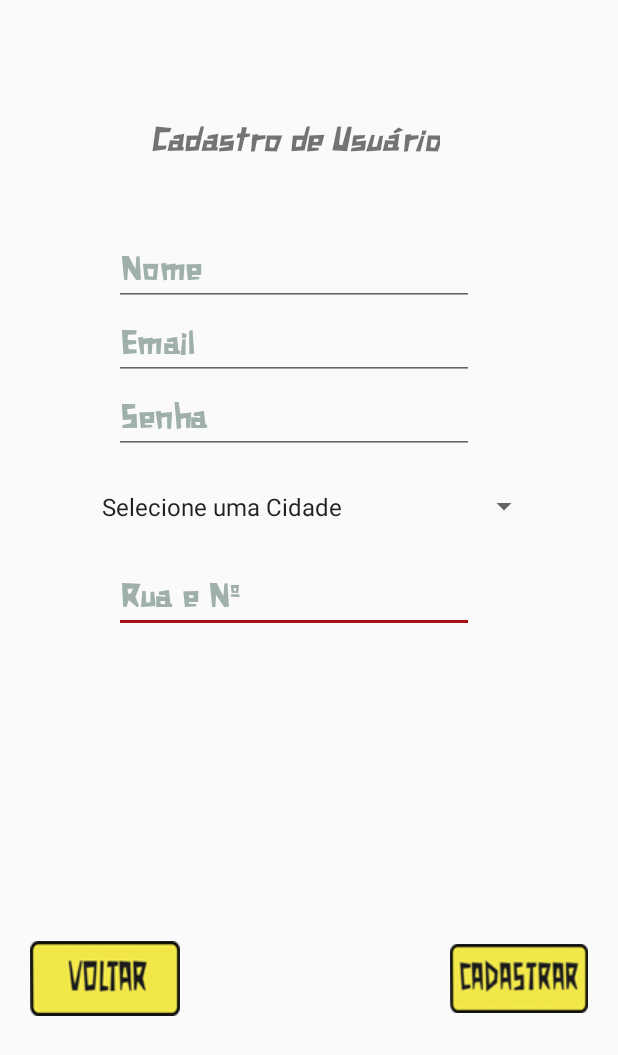
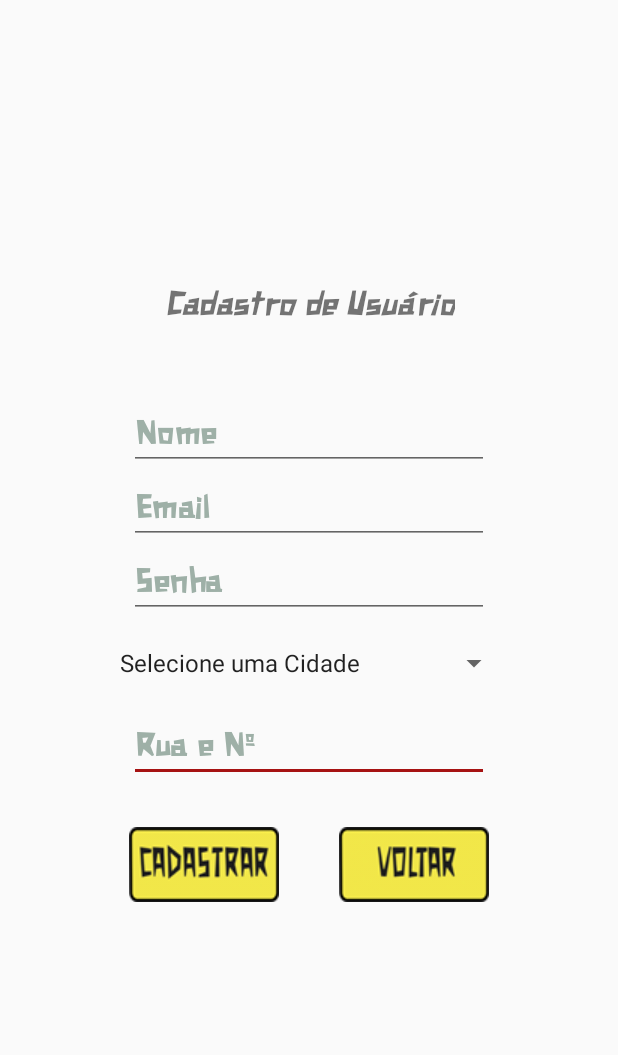
Before and after one commit to felipesses/MeDispacheCliente, an Android app: the usercadastro screen opened directly, with no data from a screen before it, on a phone screen of 412 x 824 dp. Shown: the top 1055 px of the screen. Run offline under Robolectric (Android 15) with nearby library versions, the phone set to English and light mode, and no system bars; our stand-ins replace Firebase (no records; nobody signed in at launch, a user with empty details on screens opened directly).

Commit message:
tem alteracao no xml mas sem o combobox

```diff
--- a/app/build.gradle
+++ b/app/build.gradle
@@ -3,7 +3,7 @@ apply plugin: 'com.android.application'
 android {
     compileSdkVersion 27
     defaultConfig {
-        applicationId "com.example.megam.medispachecliente"
+        applicationId "com.example.megam.medispache"
         minSdkVersion 19
         targetSdkVersion 26
         versionCode 1
@@ -22,7 +22,6 @@ android {
 dependencies {
     implementation fileTree(include: ['*.jar'], dir: 'libs')
     implementation 'com.android.support:appcompat-v7:27.1.1'
-    implementation 'com.android.support:cardview-v7:27.1.1'
     implementation 'com.android.support.constraint:constraint-layout:1.1.3'
     testImplementation 'junit:junit:4.12'
     androidTestImplementation 'com.android.support.test:runner:1.0.1'
@@ -46,6 +45,5 @@ dependencies {
     implementation 'com.google.firebase:firebase-messaging:17.3.1'
     implementation 'com.github.rtoshiro.mflibrary:mflibrary:1.0.0'
     implementation 'com.aldoapps:autoformatedittext:0.9.3'
-    implementation 'com.android.support:design:27.1.1'
-    }
+}
 apply plugin: 'com.google.gms.google-services'
--- a/app/src/main/java/com/example/megam/medispachecliente/fragments/ProfileFragment.java
+++ b/app/src/main/java/com/example/megam/medispachecliente/fragments/ProfileFragment.java
@@ -17,6 +17,7 @@ import android.widget.TextView;
 import android.widget.Toast;
 
 import com.bumptech.glide.Glide;
+import com.example.megam.medispachecliente.MainActivity;
 import com.example.megam.medispachecliente.R;
 import com.example.megam.medispachecliente.model.Usuarios;
 import com.google.android.gms.tasks.Continuation;
--- a/app/src/main/java/com/example/megam/medispachecliente/view/ResetSenha.java
+++ b/app/src/main/java/com/example/megam/medispachecliente/view/ResetSenha.java
@@ -7,6 +7,7 @@ import android.view.View;
 import android.view.WindowManager;
 import android.widget.Button;
 import android.widget.EditText;
+import android.widget.ImageView;
 import android.widget.Toast;
 
 import com.example.megam.medispachecliente.R;
@@ -17,7 +18,7 @@ import com.google.firebase.auth.FirebaseAuth;
 
 public class ResetSenha extends AppCompatActivity {
 EditText email;
-Button reset;
+ImageView reset;
 FirebaseAuth auth;
     @Override
     protected void onCreate(Bundle savedInstanceState) {
@@ -68,6 +69,6 @@ FirebaseAuth auth;
 
     private void inicializarcomponentes() {
         email = findViewById(R.id.cemail);
-        reset = findViewById(R.id.creset);
+        reset = findViewById(R.id.btreset);
     }
 }
--- a/app/src/main/java/com/example/megam/medispachecliente/view/login.java
+++ b/app/src/main/java/com/example/megam/medispachecliente/view/login.java
@@ -8,6 +8,7 @@ import android.view.View;
 import android.view.WindowManager;
 import android.widget.Button;
 import android.widget.EditText;
+import android.widget.ImageView;
 import android.widget.TextView;
 import android.widget.Toast;
 
@@ -23,7 +24,7 @@ import com.google.firebase.auth.FirebaseAuth;
 
 public class login extends AppCompatActivity {
     EditText loginadress, loginpass;
-    Button loginbotao, novocad;
+    ImageView loginbotao, novocad;
     TextView resetsenha;
 
     private FirebaseAuth auth;
@@ -99,7 +100,7 @@ public class login extends AppCompatActivity {
     private void inicializarcomponentes() {
 
         novocad = findViewById(R.id.novocad);
-        loginbotao = findViewById(R.id.loginbotao);
+        loginbotao = findViewById(R.id.Loginbotao);
         loginadress = findViewById(R.id.loginadress);
         loginpass = findViewById(R.id.loginpass);
         resetsenha = findViewById(R.id.resetarsenha);
--- a/app/src/main/java/com/example/megam/medispachecliente/view/usercadastro.java
+++ b/app/src/main/java/com/example/megam/medispachecliente/view/usercadastro.java
@@ -9,6 +9,7 @@ import android.view.WindowManager;
 import android.widget.ArrayAdapter;
 import android.widget.Button;
 import android.widget.EditText;
+import android.widget.ImageView;
 import android.widget.Toast;
 import android.widget.Spinner;
 
@@ -29,7 +30,7 @@ public class usercadastro extends AppCompatActivity {
      EditText username, useradress, userpass;
     Spinner cidade;
 
-     Button userbotao, voltar;
+     ImageView userbotao, voltar;
      private FirebaseAuth auth;
   private FirebaseDatabase firebaseDatabase;
   private DatabaseReference databaseReference;
@@ -125,11 +126,11 @@ private void alert(String msg){
 }
 
     private void inicializarcomponentes() {
-        userbotao = findViewById(R.id.userbotao);
+        userbotao = findViewById(R.id.cad_cadastro);
         username = findViewById(R.id.username);
         useradress = findViewById(R.id.useradress);
         userpass = findViewById(R.id.userpass);
-        voltar = findViewById(R.id.voltar);
+        voltar = findViewById(R.id.cad_voltar);
         cidade = findViewById(R.id.cidade);
         ArrayAdapter arrayAdapter = ArrayAdapter.createFromResource(this, R.array.cidades, android.R.layout.simple_spinner_item);
         cidade.setAdapter(arrayAdapter);
--- a/app/src/main/res/layout/activity_usercadastro.xml
+++ b/app/src/main/res/layout/activity_usercadastro.xml
@@ -8,11 +8,10 @@
     >
 
     <RelativeLayout
-        android:layout_width="match_parent"
-        android:layout_height="match_parent"
-        android:layout_alignParentLeft="true"
-        android:layout_alignParentStart="true"
-        android:layout_alignParentTop="true"
+        android:layout_width="400dp"
+        android:layout_centerHorizontal="true"
+        android:layout_centerVertical="true"
+        android:layout_height="550dp"
         android:layout_marginTop="27dp"
         android:layout_marginEnd="20dp"
         android:layout_marginBottom="27dp">
@@ -45,31 +44,14 @@
              android:textColor="@color/white"
              android:textColorLink="@color/white"
              android:textSize="18sp" />-->
-        <ImageView
-            android:layout_width="wrap_content"
-            android:layout_height="wrap_content"
-            android:id="@+id/btcad"
-            android:src="@drawable/botcad"
-            android:layout_marginTop="600dp"
-            android:layout_marginLeft="300dp"
-            />
-        <ImageView
-            android:layout_width="wrap_content"
-            android:layout_height="wrap_content"
-            android:id="@+id/btvoltar"
-            android:src="@drawable/btn_back"
-            android:layout_marginLeft="20dp"
-            android:layout_marginTop="600dp"
 
-            />
 
         <Spinner
             android:id="@+id/cidade"
-            android:layout_width="300dp"
-            android:layout_height="70dp"
-            android:layout_alignParentStart="true"
-            android:layout_below="@+id/userpass"
-            android:layout_marginLeft="60dp"
+            android:layout_centerHorizontal="true"
+            android:layout_width="268dp"
+            android:layout_height="60dp"
+            android:layout_marginTop="275dp"
             ></Spinner>
 
         <EditText
@@ -147,6 +129,27 @@
             android:textStyle="bold|italic"
             android:fontFamily="@font/xilosa_"/>
 
+
+        <ImageView
+            android:id="@+id/cad_voltar"
+            android:layout_width="100dp"
+            android:layout_height="50dp"
+            android:layout_below="@+id/houseAdress"
+            android:layout_marginTop="30dp"
+            android:background="@drawable/btn_back"
+            android:layout_alignRight="@+id/houseAdress"
+            />
+
+        <ImageView
+            android:id="@+id/cad_cadastro"
+            android:layout_width="100dp"
+            android:layout_height="50dp"
+            android:layout_below="@+id/houseAdress"
+            android:background="@drawable/botcad"
+            android:layout_marginTop="30dp"
+            android:layout_alignLeft="@+id/houseAdress"
+            />
+
     </RelativeLayout>
 
 
```
Also changed, not shown: app/src/main/res/layout/activity_login.xml (+17 -52 lines), app/src/main/res/layout/activity_main4.xml (+12 -3 lines), app/src/main/res/layout/activity_reset_senha.xml (+1 -8 lines), app/src/main/res/drawable/botao_entrar.png (added), 1 other file. Lines whose indentation alone changed are shown as unchanged.
